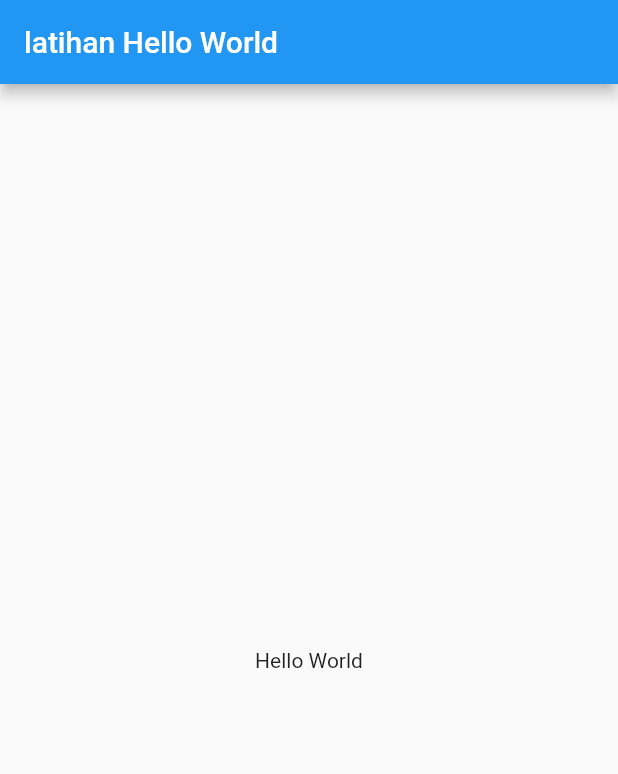
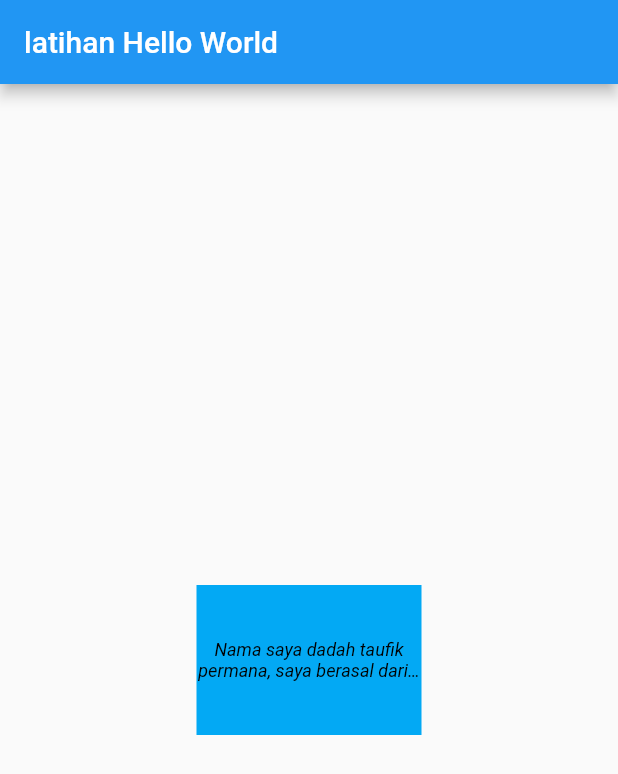
Before and after one commit to dadahtaufikpermana/latihan_flutter_erico, a Flutter app: the screen it shows after launch, on a phone screen of 412 x 824 dp. Shown: the top 774 px of the screen. Run offline on Flutter 3.47's test engine with Material 2 defaults, Android fonts, the phone set to English and light mode, and no system bars.

Commit message:
fix: fx add Container,font style

```diff
--- a/lib/main.dart
+++ b/lib/main.dart
@@ -1,8 +1,9 @@
 import 'package:flutter/material.dart';
 
-void main(){
-  runApp( new myApp());
+void main() {
+  runApp(new myApp());
 }
+
 class myApp extends StatelessWidget {
   const myApp({Key? key}) : super(key: key);
 
@@ -13,8 +14,26 @@ class myApp extends StatelessWidget {
         appBar: AppBar(
           title: Text("latihan Hello World"),
         ),
-        body: Center (child: Text("Hello World")),
-
+        body: Center(
+          child: Container(
+            color: Colors.lightBlue,
+            height: 100,
+            width: 150,
+              child: Center(
+                child: Text(
+                  "Nama saya dadah taufik permana, saya berasal dari garut jawa barat",
+                  maxLines: 2,
+                  overflow: TextOverflow.ellipsis,
+                  textAlign: TextAlign.center,
+                  style: TextStyle(
+                    fontSize: 12,
+                    color: Colors.black,
+                    fontStyle: FontStyle.italic,
+                  ),
+                ),
+              ),
+          ),
+        ),
       ),
     );
   }
```
